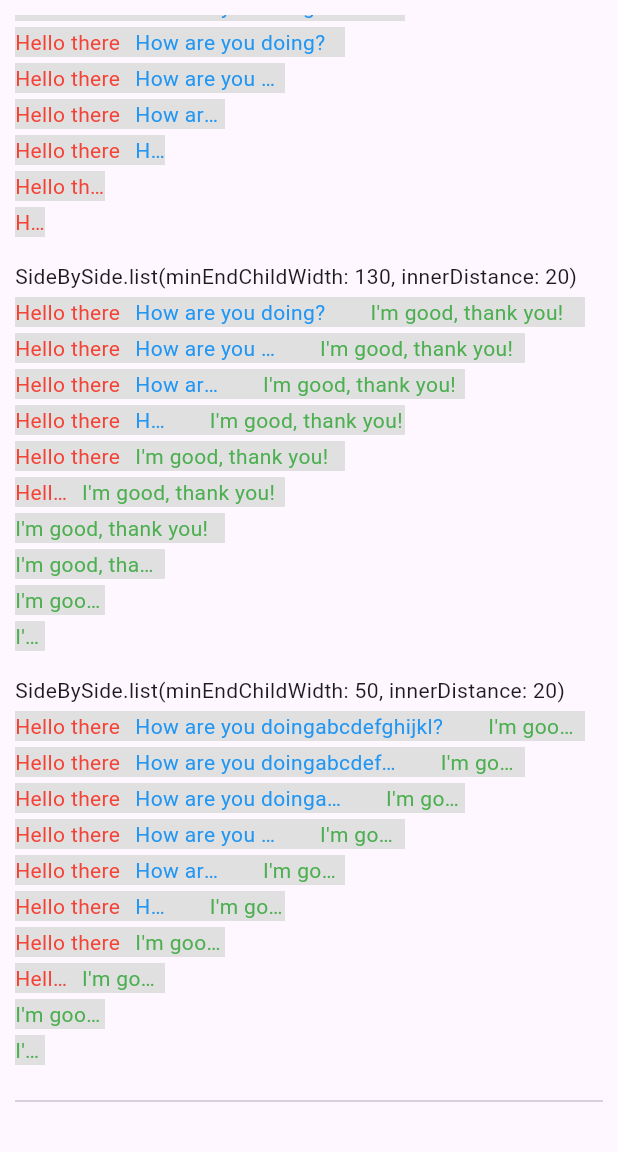
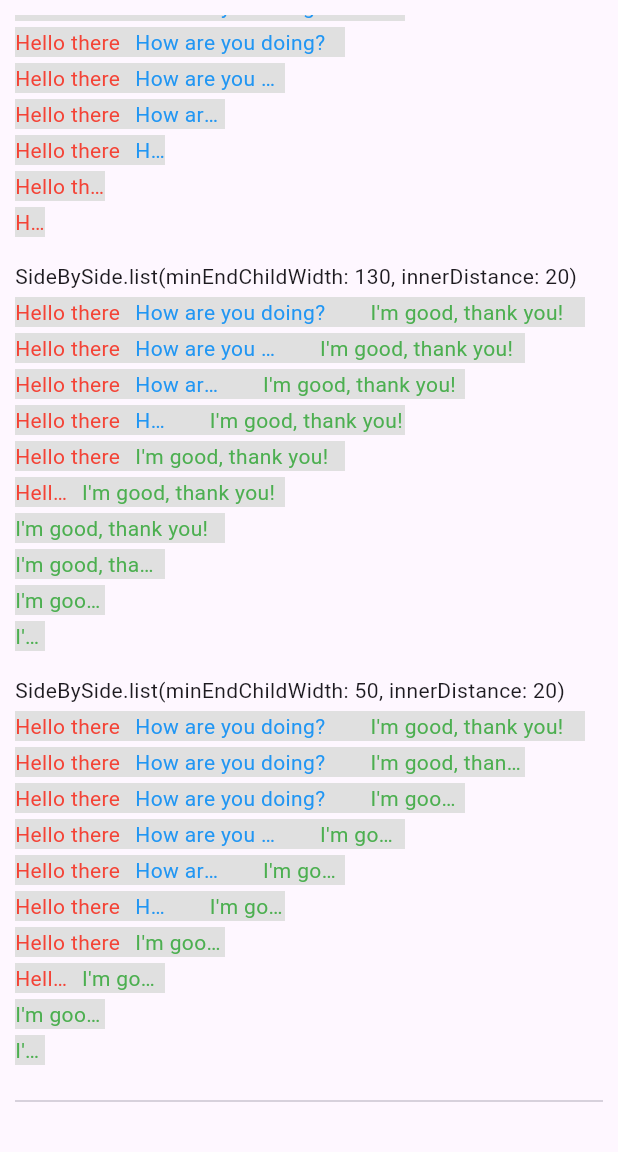
Before and after one commit to marcglasberg/assorted_layout_widgets, a Flutter app: the Demo screen opened directly, scrolled down 1471 dp, on a phone screen of 412 x 824 dp, the part 84-1236 px from its top. Run offline on Flutter 3.47's test engine with Material 3 defaults, Android fonts, the phone set to English and light mode, and no system bars; our stand-ins replace clock.

Commit message:
SideBySide comparison.

```diff
--- a/example/lib/main_side_by_side.dart
+++ b/example/lib/main_side_by_side.dart
@@ -5,18 +5,6 @@ void main() => runApp(const MaterialApp(home: Demo()));
 
 class Demo extends StatelessWidget {
   const Demo({super.key});
-
-  static const w1 = Text(
-    "Hello there!",
-    style: TextStyle(color: Colors.red),
-    overflow: TextOverflow.ellipsis,
-  );
-
-  static const w2 = Text(
-    "How are you doing",
-    style: TextStyle(color: Colors.blue),
-    overflow: TextOverflow.ellipsis,
-  );
 
   @override
   Widget build(BuildContext context) {
@@ -39,13 +27,53 @@ class Demo extends StatelessWidget {
                 //
                 // Uncomment to see the deprecated examples:
                 // _deprecated(),
-                //
-                _comparison(),
               ],
             ),
           ),
         ),
       ),
+    );
+  }
+
+  Widget _titleWithDivider(String text) {
+    return SideBySide(
+      crossAxisAlignment: CrossAxisAlignment.start,
+      children: [
+        Text(
+          text,
+          textWidthBasis: TextWidthBasis.longestLine,
+          style: const TextStyle(fontSize: 22),
+        ),
+        const Divider(color: Colors.grey, height: 30),
+      ],
+      gaps: [8],
+      minEndChildWidth: 20,
+    );
+  }
+
+  Widget _exampleTitleAndDivider() {
+    return Column(
+      crossAxisAlignment: CrossAxisAlignment.start,
+      children: [
+        _titleWithDivider("First Chapter"),
+        const Text("Lorem ipsum dolor sit amet, consectetur adipiscing elit."),
+        const Box(height: 24),
+        //
+        _titleWithDivider("Second Chapter"),
+        const Text(
+            "Sed ut perspiciatis unde omnis iste natus error sit voluptatem accusantium doloremque laudantium."),
+        const Box(height: 24),
+        //
+        _titleWithDivider("Another chapter with long name"),
+        const Text(
+            "Quis autem vel eum iure reprehenderit qui in ea voluptate velit esse quam nihil molestiae consequatur."),
+        const Box(height: 24),
+        //
+        _titleWithDivider("Another chapter with an extremely long chapter name"),
+        const Text("Ut enim ad minima veniam, quis nostrum exercitationem ullam? "),
+        //
+        const Divider(height: 48),
+      ],
     );
   }
 
@@ -56,21 +84,21 @@ class Demo extends StatelessWidget {
         const Text("Deprecated"),
         const Text("SideBySide(minEndChildWidth: 0, innerDistance: 20)"),
         for (double width = 380; width >= 0; width -= 40)
-          _sideBySideWithStartChildAndEndChild(
+          _deprecatedStartChildAndEndChild(
               width: width, minEndChildWidth: 0, innerDistance: 20),
         //
         const Box(height: 16),
         const Text("Deprecated"),
         const Text("SideBySide(minEndChildWidth: 130, innerDistance: 20)"),
         for (double width = 380; width >= 0; width -= 40)
-          _sideBySideWithStartChildAndEndChild(
+          _deprecatedStartChildAndEndChild(
               width: width, minEndChildWidth: 130, innerDistance: 20),
         //
         const Box(height: 16),
         const Text("Deprecated"),
         const Text("SideBySide(minEndChildWidth: 50, innerDistance: 20)"),
         for (double width = 380; width >= 0; width -= 40)
-          _sideBySideWithStartChildAndEndChild(
+          _deprecatedStartChildAndEndChild(
               width: width, minEndChildWidth: 50, innerDistance: 20),
         //
         const Divider(height: 48),
@@ -144,11 +172,7 @@ class Demo extends StatelessWidget {
         const Text("SideBySide.list(minEndChildWidth: 50, innerDistance: 20)"),
         for (double width = 380; width >= 0; width -= 40)
           _sideBySide(
-            texts: [
-              "Hello there",
-              "How are you doingabcdefghijkl?",
-              "I'm good, thank you!"
-            ],
+            texts: ["Hello there", "How are you doing?", "I'm good, thank you!"],
             width: width,
             minEndChildWidth: 50,
           ),
@@ -198,7 +222,7 @@ class Demo extends StatelessWidget {
   }
 
   /// This is deprecated.
-  Widget _sideBySideWithStartChildAndEndChild({
+  Widget _deprecatedStartChildAndEndChild({
     required double width,
     required double minEndChildWidth,
     required double innerDistance,
@@ -232,142 +256,6 @@ class Demo extends StatelessWidget {
     );
   }
 
-  Widget _titleWithDivider(String text) {
-    return SideBySide(
-      crossAxisAlignment: CrossAxisAlignment.start,
-      startChild: Text(
-        text,
-        textWidthBasis: TextWidthBasis.longestLine,
-        style: const TextStyle(fontSize: 22),
-      ),
-      endChild: const Divider(color: Colors.grey, height: 30),
-      innerDistance: 8,
-      minEndChildWidth: 20,
-    );
-  }
-
-  Widget _comparison() {
-    return Column(
-      crossAxisAlignment: CrossAxisAlignment.start,
-      children: [
-        const Text("Comparing Row and SideBySide", style: TextStyle(fontSize: 18)),
-        const Box(height: 16),
-        //
-        const Text("Row(children: [w1, w2])"),
-        const Text("With `width: 120` it overflows"),
-        Box(
-          color: Colors.grey[300],
-          width: 120,
-          child: const Row(
-            children: [w1, w2],
-          ),
-        ),
-        //
-        const Box(height: 65),
-        const Text("Row(children: [w1, w2])"),
-        const Text("With `width: 300` works fine, but only because it fits"),
-        Box(
-          color: Colors.grey[300],
-          width: 300,
-          child: const Row(
-            children: [w1, w2],
-          ),
-        ),
-        //
-        const Box(height: 40),
-        const Text("Row(children: [Expanded(w1), Expanded(w2)]) - width: 120"),
-        const Text("With `width: 120` will each get `60px`"),
-        Box(
-          color: Colors.grey[300],
-          width: 120,
-          child: const Row(
-            children: [Expanded(child: w1), Expanded(child: w2)],
-          ),
-        ),
-        //
-        const Box(height: 30),
-        const Text("Row(children: [Expanded(w1), Expanded(w2)])"),
-        const Text("With `width: 300` will each get `150px`"),
-        Box(
-          color: Colors.grey[300],
-          width: 300,
-          child: const Row(
-            children: [Expanded(child: w1), Expanded(child: w2)],
-          ),
-        ),
-        //
-        const Box(height: 30),
-        const Text("Row(children: [Flexible(w1), Flexible(w2)])"),
-        const Text("With `width: 120` will each get `60px`"),
-        Box(
-          color: Colors.grey[300],
-          width: 120,
-          child: const Row(
-            children: [Flexible(child: w1), Flexible(child: w2)],
-          ),
-        ),
-        //
-        const Box(height: 30),
-        const Text("Row(children: [Flexible(w1), Flexible(w2)])"),
-        const Text("With `width: 300` works fine, but only because it fits"),
-        Box(
-          color: Colors.grey[300],
-          width: 300,
-          child: const Row(
-            children: [Flexible(child: w1), Flexible(child: w2)],
-          ),
-        ),
-        //
-        const Box(height: 30),
-        const Text("SideBySide(children: [w1, w2])"),
-        const Text("With `width: 120` works fine when it doesn't fit"),
-        Box(
-          color: Colors.grey[300],
-          width: 120,
-          child: SideBySide(children: [w1, w2]),
-        ),
-        //
-        const Box(height: 30),
-        const Text("SideBySide(children: [Flexible(w1), Flexible(w2)])"),
-        const Text("With `width: 300` works fine when it fits"),
-        Box(
-          color: Colors.grey[300],
-          width: 300,
-          child: SideBySide(children: [w1, w2]),
-        ),
-        //
-        const Box(height: 30),
-        const Divider(height: 48),
-      ],
-    );
-  }
-
-  Widget _exampleTitleAndDivider() {
-    return Column(
-      crossAxisAlignment: CrossAxisAlignment.start,
-      children: [
-        _titleWithDivider("First Chapter"),
-        const Text("Lorem ipsum dolor sit amet, consectetur adipiscing elit."),
-        const Box(height: 24),
-        //
-        _titleWithDivider("Second Chapter"),
-        const Text(
-            "Sed ut perspiciatis unde omnis iste natus error sit voluptatem accusantium doloremque laudantium."),
-        const Box(height: 24),
-        //
-        _titleWithDivider("Another chapter with long name"),
-        const Text(
-            "Quis autem vel eum iure reprehenderit qui in ea voluptate velit esse quam nihil molestiae consequatur."),
-        const Box(height: 24),
-        //
-        _titleWithDivider("Another chapter with an extremely long chapter name"),
-        const Text("Ut enim ad minima veniam, quis nostrum exercitationem ullam? "),
-        //
-        const Divider(height: 48),
-      ],
-    );
-  }
-
   /// Note: Using a [Row] doesn't work. Uncomment to try it:
   /// Widget _titleWithDivider(String text) {
   ///   //
```
Also changed, not shown: example/lib/main_side_by_side_comparison.dart (added, +312 -0 lines), example/lib/images/sideBySideComparison.gif (added), 1 other file.
